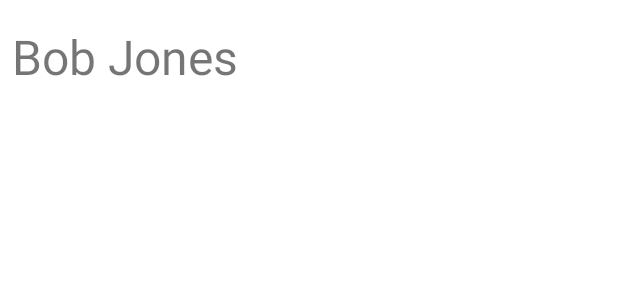
After one commit to ili0n/Shuttle-Mobile, an Android app: the layout list_passenger_basic.xml on its own in the app's theme, with its tools: preview values and no code run, on a phone screen of 412 x 824 dp. The commit adds this screen. Shown: the top 300 px of the screen. Run offline under Robolectric (Android 15) with nearby library versions, the light colour scheme and no system bars.

```diff
--- /dev/null
+++ b/Shuttle-mobile/app/src/main/res/layout/list_passenger_basic.xml
@@ -0,0 +1,18 @@
+<?xml version="1.0" encoding="utf-8"?>
+<androidx.constraintlayout.widget.ConstraintLayout xmlns:android="http://schemas.android.com/apk/res/android"
+    xmlns:app="http://schemas.android.com/apk/res-auto"
+    xmlns:tools="http://schemas.android.com/tools"
+    android:layout_width="match_parent"
+    android:layout_height="match_parent"
+    android:paddingVertical="16dp">
+
+    <TextView
+        android:id="@+id/txt_passenger_basic_full_name"
+        android:layout_width="wrap_content"
+        android:layout_height="wrap_content"
+        android:layout_marginStart="8dp"
+        android:text="Bob Jones"
+        android:textSize="32sp"
+        app:layout_constraintStart_toStartOf="parent"
+        app:layout_constraintTop_toTopOf="parent" />
+</androidx.constraintlayout.widget.ConstraintLayout>
```
Also changed, not shown: Shuttle-mobile/app/src/main/java/com/example/shuttlemobile/driver/fragments/home/DriverHomeAcceptanceRide.java (+34 -0 lines), Shuttle-mobile/app/src/main/res/layout/alert_ride_passenger_list.xml (added, +7 -0 lines), Shuttle-mobile/app/src/main/res/layout/fragment_driver_home_acceptance_ride.xml (+23 -2 lines).
